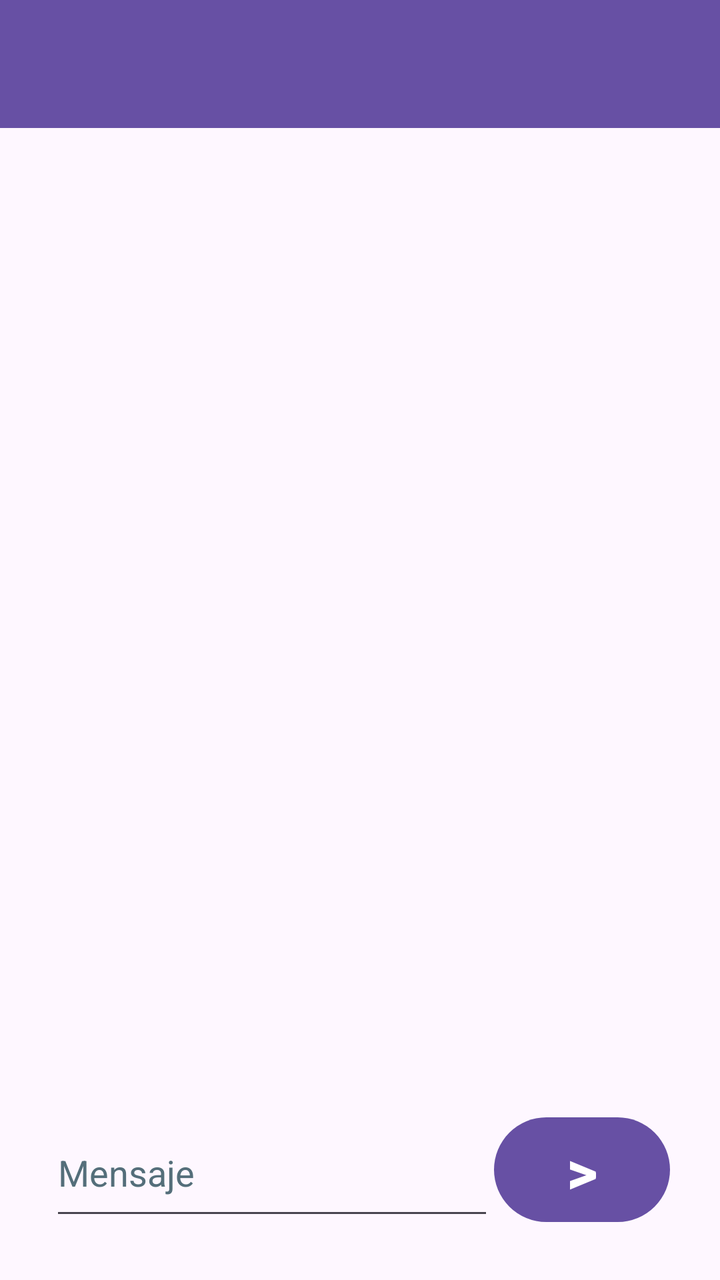
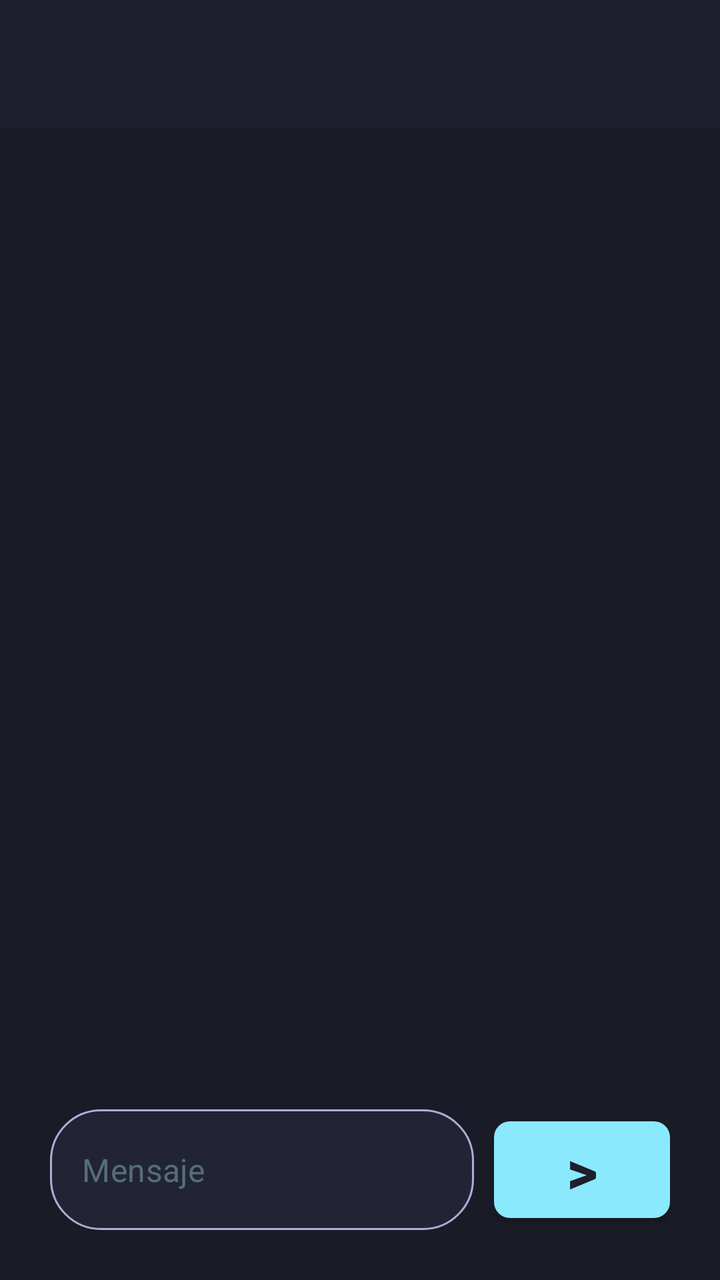

Before-and-after screenshots of an Android layout around one commit, followed by the original layout XML and the change that was made.
<!-- AndroidManifest.xml: application theme Theme.Chat -->
<!-- res/layout/activity_chat.xml -->
<?xml version="1.0" encoding="utf-8"?>
<LinearLayout xmlns:android="http://schemas.android.com/apk/res/android"
        xmlns:tools="http://schemas.android.com/tools"
        android:id="@+id/main"
        android:layout_width="match_parent"
        android:layout_height="match_parent"
        tools:context=".ChatActivity"
        android:orientation="vertical">

    <androidx.appcompat.widget.Toolbar
            android:layout_width="match_parent"
            android:layout_height="wrap_content"
            android:background="?attr/colorPrimary"
            android:theme="?attr/actionBarTheme"
            android:minHeight="?attr/actionBarSize"
            android:id="@+id/toolbar"
            android:layout_weight="0" />

    <androidx.recyclerview.widget.RecyclerView
            android:id="@+id/recyclerView"
            android:layout_width="match_parent"
            android:layout_height="0dp"
            android:layout_weight="1"
            android:padding="25dp" />

    <LinearLayout
            android:layout_width="match_parent"
            android:layout_height="wrap_content"
            android:orientation="horizontal"
            android:layout_marginTop="10dp"
            android:paddingStart="25dp"
            android:paddingEnd="25dp"
            android:paddingBottom="25dp">

        <EditText
                android:id="@+id/etMensaje"
                android:layout_width="wrap_content"
                android:layout_height="match_parent"
                android:hint="@string/message"
                android:inputType="text"
                android:autofillHints=""
                android:layout_weight="1"
                android:textColorHint="#546E7A"
                tools:ignore="VisualLintTextFieldSize" />

        <Button
                android:id="@+id/sendText"
                android:layout_width="wrap_content"
                android:layout_height="wrap_content"
                android:contentDescription="@string/send_button"
                android:text="@string/send_symbol"
                android:textStyle="bold"
                android:textSize="30sp"
                android:layout_weight="0"
                tools:ignore="RedundantDescriptionCheck" />
    </LinearLayout>
</LinearLayout>
<!-- resources referenced by this layout -->
<resources>
  <style name="Theme.Chat" parent="Base.Theme.Chat" />
  <style name="Base.Theme.Chat" parent="Theme.Material3.DayNight.NoActionBar">
          
          
      </style>
  <!-- unchanged entries left out for length: 3 -->
</resources>

<!-- the commit's change to res/layout/activity_chat.xml (unified diff, before → after) -->
@@ -41,7 +41,9 @@
                 android:autofillHints=""
                 android:layout_weight="1"
                 android:textColorHint="#546E7A"
-                tools:ignore="VisualLintTextFieldSize" />
+                tools:ignore="VisualLintTextFieldSize"
+                style="@style/SpecialRoundedEditText"
+                android:layout_marginEnd="10dp"/>
 
         <Button
                 android:id="@+id/sendText"
<!-- resource entries referenced after the edit -->
@@ -1,10 +1,113 @@
 <!-- resources referenced by this layout -->
 <resources>
-  <style name="Theme.Chat" parent="Base.Theme.Chat" />
-  <style name="Base.Theme.Chat" parent="Theme.Material3.DayNight.NoActionBar">
+  <style name="SpecialRoundedEditText" parent="Widget.MaterialComponents.TextInputEditText.OutlinedBox">
+          <item name="android:background">@drawable/special_edittext_bg</item>
+          <item name="android:textColor">@color/md_theme_dark_onBackground</item>
+          <item name="android:padding">8dp</item>
+      </style>
+  <style name="Theme.Chat" parent="Theme.Material3.DayNight.NoActionBar">
           
+          <item name="colorPrimary">@color/md_theme_dark_primary</item>
+          <item name="colorOnPrimary">@color/md_theme_dark_onPrimary</item>
+          <item name="colorPrimaryContainer">@color/md_theme_dark_primaryContainer</item>
+          <item name="colorOnPrimaryContainer">@color/md_theme_dark_onPrimaryContainer</item>
+  
           
+          <item name="colorSecondary">@color/md_theme_dark_secondary</item>
+          <item name="colorOnSecondary">@color/md_theme_dark_onSecondary</item>
+          <item name="colorSecondaryContainer">@color/md_theme_dark_secondaryContainer</item>
+          <item name="colorOnSecondaryContainer">@color/md_theme_dark_onSecondaryContainer</item>
+  
+          
+          <item name="android:windowBackground">@color/md_theme_dark_background</item>
+          <item name="backgroundColor">@color/md_theme_dark_background</item>
+          <item name="colorOnBackground">@color/md_theme_dark_onBackground</item>
+          <item name="colorSurface">@color/md_theme_dark_surface</item>
+          <item name="colorOnSurface">@color/md_theme_dark_onSurface</item>
+  
+          
+          <item name="colorError">@color/md_theme_dark_error</item>
+          <item name="colorOnError">@color/md_theme_dark_onError</item>
+  
+          
+          <item name="colorAccent">@color/md_theme_dark_accent</item>
+          <item name="android:colorButtonNormal">@color/md_theme_dark_button</item>
+  
+          
+          <item name="toolbarStyle">@style/Widget.Chat.Toolbar</item>
+          <item name="materialButtonStyle">@style/Widget.Chat.Button</item>
+          <item name="editTextStyle">@style/Widget.Chat.EditText</item>
       </style>
+  <!-- drawable special_edittext_bg (drawable) -->
+  <?xml version="1.0" encoding="utf-8"?>
+  <shape xmlns:android="http://schemas.android.com/apk/res/android"
+          android:shape="rectangle">
+      
+      <solid android:color="@color/md_theme_dark_surface" />
+      
+      <stroke android:width="1dp" android:color="@color/md_theme_dark_onSurface" />
+      
+      <corners android:radius="25dp" />
+      
+      <padding
+              android:left="12dp"
+              android:top="8dp"
+              android:right="12dp"
+              android:bottom="8dp" />
+  </shape>
+  <color name="md_theme_dark_onBackground">#F8F8F2</color>
+  <color name="md_theme_dark_primary">#1E1E2E</color>
+  <color name="md_theme_dark_onPrimary">#FFFFFF</color>
+  <color name="md_theme_dark_primaryContainer">#282A36</color>
+  <color name="md_theme_dark_onPrimaryContainer">#FFFFFF</color>
+  <color name="md_theme_dark_secondary">#F8BD7F</color>
+  <color name="md_theme_dark_onSecondary">#1E1E2E</color>
+  <color name="md_theme_dark_secondaryContainer">#E06C75</color>
+  <color name="md_theme_dark_onSecondaryContainer">#FFFFFF</color>
+  <color name="md_theme_dark_background">#1A1B26</color>
+  <color name="md_theme_dark_surface">#222436</color>
+  <color name="md_theme_dark_onSurface">#A9B1D6</color>
+  <color name="md_theme_dark_error">#FF5555</color>
+  <color name="md_theme_dark_onError">#FFFFFF</color>
+  <color name="md_theme_dark_accent">#8BE9FD</color>
+  <color name="md_theme_dark_button">#6272A4</color>
+  <style name="Widget.Chat.Toolbar" parent="Widget.MaterialComponents.Toolbar">
+          <item name="background">@color/md_theme_dark_primary</item>
+          <item name="titleTextColor">@color/md_theme_dark_onPrimary</item>
+          <item name="subtitleTextColor">@color/md_theme_dark_onPrimary</item>
+      </style>
+  <style name="Widget.Chat.Button" parent="Widget.MaterialComponents.Button">
+          <item name="backgroundTint">@color/md_theme_dark_accent</item>
+          <item name="cornerRadius">8dp</item>
+          <item name="android:textColor">@color/md_theme_dark_onSecondary</item>
+      </style>
+  <style name="Widget.Chat.EditText" parent="Widget.AppCompat.EditText">
+          
+          <item name="android:background">@drawable/edit_text_background</item>
+  
+          
+          <item name="android:textColor">@android:color/white</item>
+  
+          
+          <item name="android:paddingStart">16dp</item>
+          <item name="android:paddingEnd">16dp</item>
+          <item name="android:paddingTop">12dp</item>
+          <item name="android:paddingBottom">12dp</item>
+      </style>
+  <!-- drawable edit_text_background (drawable) -->
+  <?xml version="1.0" encoding="utf-8"?>
+  <shape xmlns:android="http://schemas.android.com/apk/res/android">
+      
+      <solid android:color="@color/md_theme_dark_surface" />  
+  
+      
+      <stroke
+              android:color="@color/md_theme_dark_onSurface"
+              android:width="2dp" />
+  
+      
+      <corners android:radius="8dp" />  
+  </shape>
   <!-- unchanged entries left out for length: 3 -->
 </resources>
 
